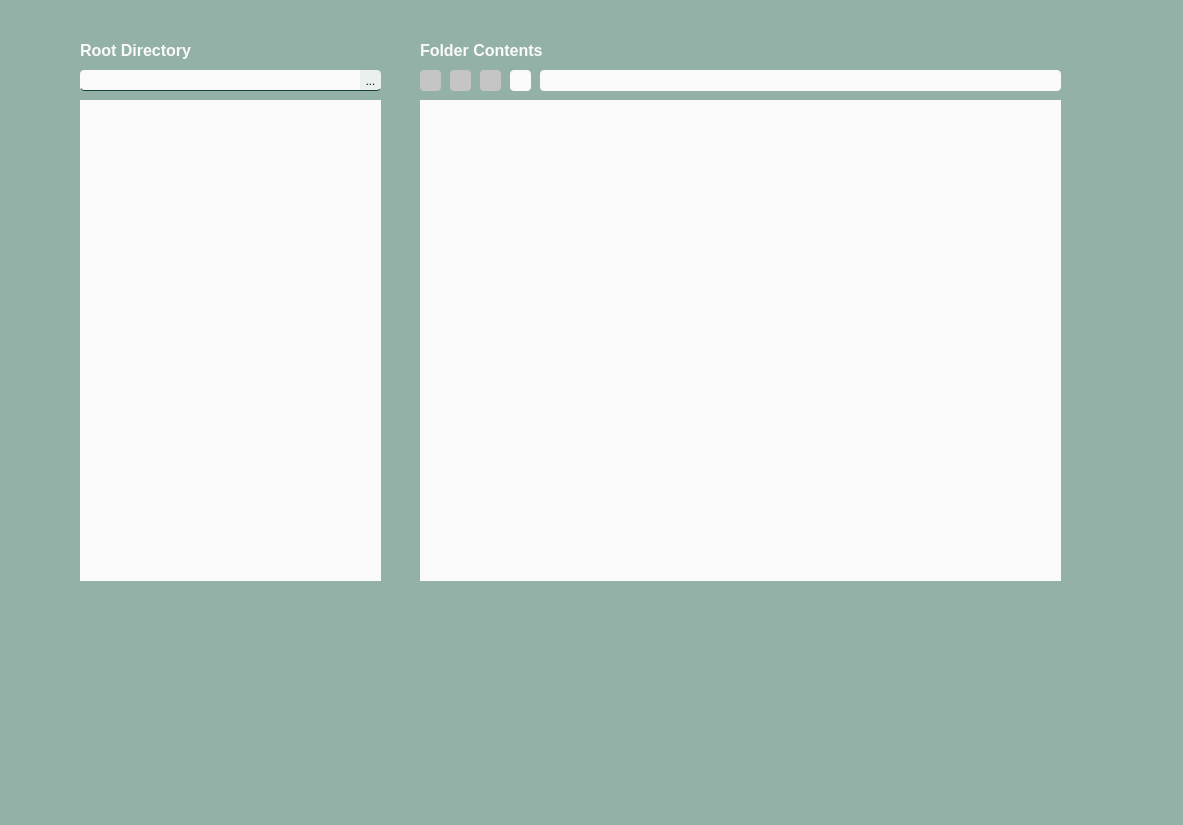
Old version of the form ui/main.ui in the repository cheukman196/FileManager.
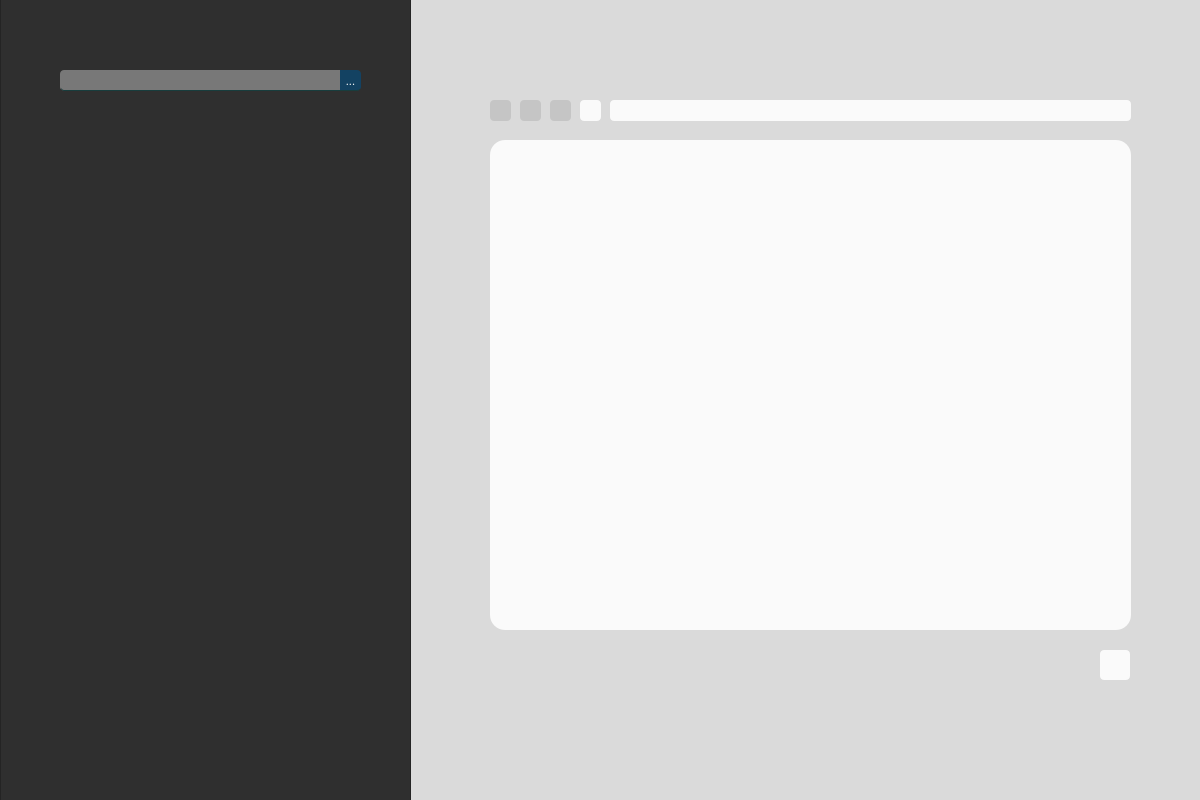
New version of the form.

What changed in the file:
```diff
--- a/ui/main.ui
+++ b/ui/main.ui
@@ -9,10 +9,16 @@
    <rect>
     <x>0</x>
     <y>0</y>
-    <width>1183</width>
-    <height>825</height>
+    <width>1200</width>
+    <height>800</height>
    </rect>
   </property>
+  <property name="maximumSize">
+   <size>
+    <width>1200</width>
+    <height>800</height>
+   </size>
+  </property>
   <property name="palette">
    <palette>
     <active>
@@ -28,9 +34,9 @@
      <colorrole role="Button">
       <brush brushstyle="SolidPattern">
        <color alpha="255">
-        <red>250</red>
-        <green>250</green>
-        <blue>250</blue>
+        <red>180</red>
+        <green>180</green>
+        <blue>180</blue>
        </color>
       </brush>
      </colorrole>
@@ -55,18 +61,18 @@
      <colorrole role="Base">
       <brush brushstyle="SolidPattern">
        <color alpha="255">
-        <red>250</red>
-        <green>250</green>
-        <blue>250</blue>
+        <red>180</red>
+        <green>180</green>
+        <blue>180</blue>
        </color>
       </brush>
      </colorrole>
      <colorrole role="Window">
       <brush brushstyle="SolidPattern">
        <color alpha="255">
-        <red>250</red>
-        <green>250</green>
-        <blue>250</blue>
+        <red>180</red>
+        <green>180</green>
+        <blue>180</blue>
        </color>
       </brush>
      </colorrole>
@@ -84,9 +90,9 @@
      <colorrole role="Button">
       <brush brushstyle="SolidPattern">
        <color alpha="255">
-        <red>250</red>
-        <green>250</green>
-        <blue>250</blue>
+        <red>180</red>
+        <green>180</green>
+        <blue>180</blue>
        </color>
       </brush>
      </colorrole>
@@ -111,18 +117,18 @@
      <colorrole role="Base">
       <brush brushstyle="SolidPattern">
        <color alpha="255">
-        <red>250</red>
-        <green>250</green>
-        <blue>250</blue>
+        <red>180</red>
+        <green>180</green>
+        <blue>180</blue>
        </color>
       </brush>
      </colorrole>
      <colorrole role="Window">
       <brush brushstyle="SolidPattern">
        <color alpha="255">
-        <red>250</red>
-        <green>250</green>
-        <blue>250</blue>
+        <red>180</red>
+        <green>180</green>
+        <blue>180</blue>
        </color>
       </brush>
      </colorrole>
@@ -140,9 +146,9 @@
      <colorrole role="Button">
       <brush brushstyle="SolidPattern">
        <color alpha="255">
-        <red>250</red>
-        <green>250</green>
-        <blue>250</blue>
+        <red>180</red>
+        <green>180</green>
+        <blue>180</blue>
        </color>
       </brush>
      </colorrole>
@@ -167,18 +173,18 @@
      <colorrole role="Base">
       <brush brushstyle="SolidPattern">
        <color alpha="255">
-        <red>250</red>
-        <green>250</green>
-        <blue>250</blue>
+        <red>180</red>
+        <green>180</green>
+        <blue>180</blue>
        </color>
       </brush>
      </colorrole>
      <colorrole role="Window">
       <brush brushstyle="SolidPattern">
        <color alpha="255">
-        <red>250</red>
-        <green>250</green>
-        <blue>250</blue>
+        <red>180</red>
+        <green>180</green>
+        <blue>180</blue>
        </color>
       </brush>
      </colorrole>
@@ -192,22 +198,288 @@
    <string>MainWindow</string>
   </property>
   <property name="styleSheet">
-   <string notr="true">background-color: rgb(147, 177, 166);</string>
+   <string notr="true">QMainWindow{
+background-color: rgb(180, 180, 180);
+}
+
+QHeaderView {
+background-color: rgb(47, 47, 47);
+color: rgb(255, 255, 255);
+}</string>
   </property>
   <property name="documentMode">
    <bool>false</bool>
   </property>
   <widget class="QWidget" name="centralwidget">
+   <property name="palette">
+    <palette>
+     <active/>
+     <inactive/>
+     <disabled/>
+    </palette>
+   </property>
    <property name="styleSheet">
-    <string notr="true">background-color: rgb(147, 177, 166);</string>
+    <string notr="true">
+</string>
+   </property>
+   <widget class="QFrame" name="frame">
+    <property name="geometry">
+     <rect>
+      <x>0</x>
+      <y>-10</y>
+      <width>411</width>
+      <height>841</height>
+     </rect>
+    </property>
+    <property name="styleSheet">
+     <string notr="true">background-color: rgb(47, 47, 47);</string>
+    </property>
+    <property name="frameShape">
+     <enum>QFrame::StyledPanel</enum>
+    </property>
+    <property name="frameShadow">
+     <enum>QFrame::Raised</enum>
+    </property>
+    <widget class="QTreeView" name="search_tree">
+     <property name="enabled">
+      <bool>true</bool>
+     </property>
+     <property name="geometry">
+      <rect>
+       <x>60</x>
+       <y>130</y>
+       <width>301</width>
+       <height>641</height>
+      </rect>
+     </property>
+     <property name="sizePolicy">
+      <sizepolicy hsizetype="Maximum" vsizetype="Expanding">
+       <horstretch>0</horstretch>
+       <verstretch>0</verstretch>
+      </sizepolicy>
+     </property>
+     <property name="mouseTracking">
+      <bool>false</bool>
+     </property>
+     <property name="focusPolicy">
+      <enum>Qt::StrongFocus</enum>
+     </property>
+     <property name="styleSheet">
+      <string notr="true">QTreeView {
+background-color: rgb(47, 47, 47);
+color: rgb(255, 255, 255);
+}
+
+QHeaderView:section{
+background-color: rgb(52, 52, 52);
+color: rgb(255, 255, 255);
+border-radius: 5px;
+border: 0;
+}
+
+QHeaderView:section:hover{
+background-color: rgb(62, 62, 62);
+}
+
+QScrollBar:vertical {
+	border: none;
+	background-color: #fafafa;
+    width: 8px;
+    margin: 10px 0 5px 0;
+	border-radius: 10px;
+ }
+
+/*  HANDLE BAR VERTICAL */
+QScrollBar::handle:vertical {	
+	background-color: rgb(206, 223, 218);
+	min-height: 5px;
+	border-radius: 1rem;
+}
+
+
+/* BTN TOP - SCROLLBAR */
+QScrollBar::sub-line:vertical {
+	display: none;
+	border: none;
+	background-color: #fafafa;
+	height: 10px;
+	border-top-left-radius: 7px;
+	border-top-right-radius: 7px;
+	subcontrol-position: top;
+	subcontrol-origin: margin;
+}
+
+
+/* BTN BOTTOM - SCROLLBAR */
+QScrollBar::add-line:vertical {
+	display: none;
+	border: none;
+	background-color: #fafafa;
+	height: 10px;
+	border-bottom-left-radius: 7px;
+	border-bottom-right-radius: 7px;
+	subcontrol-position: bottom;
+	subcontrol-origin: margin;
+}
+
+
+/* RESET ARROW */
+QScrollBar::up-arrow:vertical, QScrollBar::down-arrow:vertical {
+	background: none;
+}
+QScrollBar::add-page:vertical, QScrollBar::sub-page:vertical {
+	background: none;
+}
+
+</string>
+     </property>
+     <property name="locale">
+      <locale language="English" country="Canada"/>
+     </property>
+     <property name="frameShape">
+      <enum>QFrame::NoFrame</enum>
+     </property>
+     <property name="verticalScrollBarPolicy">
+      <enum>Qt::ScrollBarAlwaysOff</enum>
+     </property>
+     <property name="horizontalScrollBarPolicy">
+      <enum>Qt::ScrollBarAlwaysOff</enum>
+     </property>
+     <property name="sizeAdjustPolicy">
+      <enum>QAbstractScrollArea::AdjustToContents</enum>
+     </property>
+     <property name="autoScroll">
+      <bool>true</bool>
+     </property>
+     <property name="autoScrollMargin">
+      <number>5</number>
+     </property>
+     <property name="sortingEnabled">
+      <bool>true</bool>
+     </property>
+     <property name="animated">
+      <bool>false</bool>
+     </property>
+    </widget>
+    <widget class="QLineEdit" name="search_box">
+     <property name="geometry">
+      <rect>
+       <x>60</x>
+       <y>80</y>
+       <width>281</width>
+       <height>21</height>
+      </rect>
+     </property>
+     <property name="font">
+      <font>
+       <pointsize>10</pointsize>
+      </font>
+     </property>
+     <property name="styleSheet">
+      <string notr="true">background-color: rgb(120, 120, 120);
+color: #fafafa;
+border-top-left-radius: 4px;
+border-bottom-left-radius: 4px;
+border: 0;
+border-bottom: 1px solid rgb(24, 61, 61);
+</string>
+     </property>
+     <property name="frame">
+      <bool>true</bool>
+     </property>
+     <property name="readOnly">
+      <bool>true</bool>
+     </property>
+     <property name="clearButtonEnabled">
+      <bool>false</bool>
+     </property>
+    </widget>
+    <widget class="QPushButton" name="browse_file_button">
+     <property name="geometry">
+      <rect>
+       <x>340</x>
+       <y>80</y>
+       <width>21</width>
+       <height>21</height>
+      </rect>
+     </property>
+     <property name="font">
+      <font>
+       <family>Roboto</family>
+       <weight>50</weight>
+       <italic>false</italic>
+       <bold>false</bold>
+      </font>
+     </property>
+     <property name="toolTip">
+      <string>Change your root folder</string>
+     </property>
+     <property name="autoFillBackground">
+      <bool>false</bool>
+     </property>
+     <property name="styleSheet">
+      <string notr="true">
+QPushButton{
+	background-color: rgb(147, 177, 166);
+	background-color: rgb(19, 66, 98);
+	border-top-right-radius: 4px;
+	border-bottom-right-radius: 4px;
+	color: rgb(255, 255, 255);
+	border-bottom: 1px solid rgb(24, 61, 61);
+}
+
+QPushButton:hover{
+	
+	background-color: rgb(31, 112, 165);
+	transition: all 1s easeout;
+}
+
+
+</string>
+     </property>
+     <property name="text">
+      <string>...</string>
+     </property>
+     <property name="checkable">
+      <bool>false</bool>
+     </property>
+     <property name="autoDefault">
+      <bool>false</bool>
+     </property>
+     <property name="default">
+      <bool>false</bool>
+     </property>
+     <property name="flat">
+      <bool>false</bool>
+     </property>
+    </widget>
+   </widget>
+   <widget class="QFrame" name="frame_2">
+    <property name="geometry">
+     <rect>
+      <x>410</x>
+      <y>-10</y>
+      <width>821</width>
+      <height>841</height>
+     </rect>
+    </property>
+    <property name="styleSheet">
+     <string notr="true">background-color: rgb(28, 103, 149);
+background-color: rgb(218, 218, 218);</string>
+    </property>
+    <property name="frameShape">
+     <enum>QFrame::NoFrame</enum>
+    </property>
+    <property name="frameShadow">
+     <enum>QFrame::Raised</enum>
    </property>
    <widget class="QTableView" name="search_result">
     <property name="geometry">
      <rect>
-      <x>420</x>
-      <y>100</y>
+       <x>80</x>
+       <y>150</y>
       <width>641</width>
-      <height>481</height>
+       <height>490</height>
      </rect>
     </property>
     <property name="sizePolicy">
@@ -316,9 +588,25 @@
     <property name="styleSheet">
      <string notr="true">QWidget {
 	background-color: rgb(250, 250, 250);
+}
 
+QTableView {
+	padding: 8px;
+	border-radius: 15px
 }
 
+QHeaderView:section{
+background-color: rgb(44, 85, 109);
+color: rgb(250, 250, 250);
+border: 0;
+border-radius: 5px;
+text-align: center;
+margin: 2px;
+}
+
+QHeaderView:section:hover{
+background-color: rgb(24, 65, 89);
+}
 
 QScrollBar:vertical {
 	border: none;
@@ -387,12 +675,21 @@
     <property name="lineWidth">
      <number>1</number>
     </property>
+     <property name="verticalScrollBarPolicy">
+      <enum>Qt::ScrollBarAlwaysOff</enum>
+     </property>
+     <property name="horizontalScrollBarPolicy">
+      <enum>Qt::ScrollBarAlwaysOff</enum>
+     </property>
     <property name="sizeAdjustPolicy">
      <enum>QAbstractScrollArea::AdjustToContents</enum>
     </property>
     <property name="editTriggers">
      <set>QAbstractItemView::NoEditTriggers</set>
     </property>
+     <property name="alternatingRowColors">
+      <bool>true</bool>
+     </property>
     <property name="selectionBehavior">
      <enum>QAbstractItemView::SelectRows</enum>
     </property>
@@ -400,7 +697,7 @@
      <enum>QAbstractItemView::ScrollPerPixel</enum>
     </property>
     <property name="showGrid">
-     <bool>true</bool>
+      <bool>false</bool>
     </property>
     <property name="gridStyle">
      <enum>Qt::NoPen</enum>
@@ -414,256 +711,21 @@
     <attribute name="horizontalHeaderStretchLastSection">
      <bool>false</bool>
     </attribute>
-   </widget>
-   <widget class="QPushButton" name="browse_file_button">
-    <property name="geometry">
-     <rect>
-      <x>360</x>
-      <y>70</y>
-      <width>21</width>
-      <height>21</height>
-     </rect>
-    </property>
-    <property name="font">
-     <font>
-      <family>Roboto</family>
-      <weight>50</weight>
-      <italic>false</italic>
-      <bold>false</bold>
-     </font>
-    </property>
-    <property name="autoFillBackground">
+     <attribute name="verticalHeaderVisible">
      <bool>false</bool>
-    </property>
-    <property name="styleSheet">
-     <string notr="true">
-QPushButton{
-	background-color: rgb(233, 240, 237);
-	border-top-right-radius: 4px;
-	border-bottom-right-radius: 4px;
-	color: rgb(#fafafa);
-	border-bottom: 1px solid rgb(24, 61, 61);
-}
-
-QPushButton:hover{
-	background-color: rgb(223, 230, 227);
-	transition: all 1s easeout;
-}
-
-
-</string>
-    </property>
-    <property name="text">
-     <string>...</string>
-    </property>
-    <property name="checkable">
+     </attribute>
+     <attribute name="verticalHeaderHighlightSections">
      <bool>false</bool>
-    </property>
-    <property name="autoDefault">
-     <bool>false</bool>
-    </property>
-    <property name="default">
-     <bool>false</bool>
-    </property>
-    <property name="flat">
-     <bool>false</bool>
-    </property>
-   </widget>
-   <widget class="QTreeView" name="search_tree">
+     </attribute>
+    </widget>
+    <widget class="QPushButton" name="refresh_button">
     <property name="enabled">
      <bool>true</bool>
     </property>
     <property name="geometry">
      <rect>
-      <x>80</x>
-      <y>100</y>
-      <width>301</width>
-      <height>481</height>
-     </rect>
-    </property>
-    <property name="sizePolicy">
-     <sizepolicy hsizetype="Maximum" vsizetype="Expanding">
-      <horstretch>0</horstretch>
-      <verstretch>0</verstretch>
-     </sizepolicy>
-    </property>
-    <property name="mouseTracking">
-     <bool>false</bool>
-    </property>
-    <property name="focusPolicy">
-     <enum>Qt::StrongFocus</enum>
-    </property>
-    <property name="styleSheet">
-     <string notr="true">QTreeView {
-background-color: rgb(250, 250, 250);
-}
-
-
-QScrollBar:vertical {
-	border: none;
-	background-color: #fafafa;
-    width: 8px;
-    margin: 10px 0 5px 0;
-	border-radius: 10px;
- }
-
-/*  HANDLE BAR VERTICAL */
-QScrollBar::handle:vertical {	
-	background-color: rgb(206, 223, 218);
-	min-height: 5px;
-	border-radius: 1rem;
-}
-
-
-/* BTN TOP - SCROLLBAR */
-QScrollBar::sub-line:vertical {
-	display: none;
-	border: none;
-	background-color: #fafafa;
-	height: 10px;
-	border-top-left-radius: 7px;
-	border-top-right-radius: 7px;
-	subcontrol-position: top;
-	subcontrol-origin: margin;
-}
-
-
-/* BTN BOTTOM - SCROLLBAR */
-QScrollBar::add-line:vertical {
-	display: none;
-	border: none;
-	background-color: #fafafa;
-	height: 10px;
-	border-bottom-left-radius: 7px;
-	border-bottom-right-radius: 7px;
-	subcontrol-position: bottom;
-	subcontrol-origin: margin;
-}
-
-
-/* RESET ARROW */
-QScrollBar::up-arrow:vertical, QScrollBar::down-arrow:vertical {
-	background: none;
-}
-QScrollBar::add-page:vertical, QScrollBar::sub-page:vertical {
-	background: none;
-}
-
-</string>
-    </property>
-    <property name="locale">
-     <locale language="English" country="Canada"/>
-    </property>
-    <property name="frameShape">
-     <enum>QFrame::NoFrame</enum>
-    </property>
-    <property name="autoScroll">
-     <bool>true</bool>
-    </property>
-    <property name="autoScrollMargin">
-     <number>5</number>
-    </property>
-    <property name="sortingEnabled">
-     <bool>true</bool>
-    </property>
-    <property name="animated">
-     <bool>false</bool>
-    </property>
-   </widget>
-   <widget class="QLabel" name="label_2">
-    <property name="geometry">
-     <rect>
-      <x>420</x>
-      <y>40</y>
-      <width>160</width>
-      <height>21</height>
-     </rect>
-    </property>
-    <property name="font">
-     <font>
-      <pointsize>12</pointsize>
-      <weight>75</weight>
-      <bold>true</bold>
-     </font>
-    </property>
-    <property name="styleSheet">
-     <string notr="true">color: #fafafa;
-font-weight: bold;</string>
-    </property>
-    <property name="frameShape">
-     <enum>QFrame::NoFrame</enum>
-    </property>
-    <property name="text">
-     <string>Folder Contents</string>
-    </property>
-   </widget>
-   <widget class="QLabel" name="label_3">
-    <property name="geometry">
-     <rect>
-      <x>80</x>
-      <y>40</y>
-      <width>151</width>
-      <height>21</height>
-     </rect>
-    </property>
-    <property name="font">
-     <font>
-      <pointsize>12</pointsize>
-      <weight>75</weight>
-      <bold>true</bold>
-     </font>
-    </property>
-    <property name="styleSheet">
-     <string notr="true">color: #fafafa;
-font-weight: bold;</string>
-    </property>
-    <property name="frameShape">
-     <enum>QFrame::NoFrame</enum>
-    </property>
-    <property name="text">
-     <string>Root Directory</string>
-    </property>
-   </widget>
-   <widget class="QLineEdit" name="search_box">
-    <property name="geometry">
-     <rect>
-      <x>80</x>
-      <y>70</y>
-      <width>281</width>
-      <height>21</height>
-     </rect>
-    </property>
-    <property name="font">
-     <font>
-      <pointsize>9</pointsize>
-     </font>
-    </property>
-    <property name="styleSheet">
-     <string notr="true">background-color: rgb(250, 250, 250);
-border-top-left-radius: 4px;
-border-bottom-left-radius: 4px;
-border: 0;
-border-bottom: 1px solid rgb(24, 61, 61);
-</string>
-    </property>
-    <property name="frame">
-     <bool>true</bool>
-    </property>
-    <property name="readOnly">
-     <bool>true</bool>
-    </property>
-    <property name="clearButtonEnabled">
-     <bool>false</bool>
-    </property>
-   </widget>
-   <widget class="QPushButton" name="back_button">
-    <property name="enabled">
-     <bool>false</bool>
-    </property>
-    <property name="geometry">
-     <rect>
-      <x>420</x>
-      <y>70</y>
+       <x>170</x>
+       <y>110</y>
       <width>21</width>
       <height>21</height>
      </rect>
@@ -675,41 +737,7 @@
 }
 
 QPushButton:hover{
-background-color: rgb(205, 245, 231);
-transition: all 1s easeout;
-}
-
-QPushButton:disabled {
-background-color: rgb(197, 197, 197);
-}
-
-
-</string>
-    </property>
-    <property name="text">
-     <string/>
-    </property>
-   </widget>
-   <widget class="QPushButton" name="up_button">
-    <property name="enabled">
-     <bool>false</bool>
-    </property>
-    <property name="geometry">
-     <rect>
-      <x>450</x>
-      <y>70</y>
-      <width>21</width>
-      <height>21</height>
-     </rect>
-    </property>
-    <property name="styleSheet">
-     <string notr="true">QPushButton{
-background-color: rgb(250, 250, 250);
-border-radius: 4px;
-}
-
-QPushButton:hover{
-background-color: rgb(205, 245, 231);
+background-color: rgb(49, 173, 255);
 transition: all 1s easeout;
 }
 
@@ -730,8 +758,8 @@
     </property>
     <property name="geometry">
      <rect>
-      <x>480</x>
-      <y>70</y>
+       <x>110</x>
+       <y>110</y>
       <width>21</width>
       <height>21</height>
      </rect>
@@ -743,7 +771,41 @@
 }
 
 QPushButton:hover{
-background-color: rgb(205, 245, 231);
+background-color: rgb(49, 173, 255);
+transition: all 1s easeout;
+}
+
+QPushButton:disabled {
+background-color: rgb(197, 197, 197);
+}
+
+
+</string>
+     </property>
+     <property name="text">
+      <string/>
+     </property>
+    </widget>
+    <widget class="QPushButton" name="back_button">
+     <property name="enabled">
+      <bool>false</bool>
+     </property>
+     <property name="geometry">
+      <rect>
+       <x>80</x>
+       <y>110</y>
+       <width>21</width>
+       <height>21</height>
+      </rect>
+     </property>
+     <property name="styleSheet">
+      <string notr="true">QPushButton{
+background-color: rgb(250, 250, 250);
+border-radius: 4px;
+}
+
+QPushButton:hover{
+background-color: rgb(49, 173, 255);
 transition: all 1s easeout;
 }
 
@@ -761,15 +823,15 @@
    <widget class="QLineEdit" name="address_bar">
     <property name="geometry">
      <rect>
-      <x>540</x>
-      <y>70</y>
+       <x>200</x>
+       <y>110</y>
       <width>521</width>
       <height>21</height>
      </rect>
     </property>
     <property name="font">
      <font>
-      <pointsize>9</pointsize>
+       <pointsize>10</pointsize>
      </font>
     </property>
     <property name="layoutDirection">
@@ -791,14 +853,14 @@
      <bool>false</bool>
     </property>
    </widget>
-   <widget class="QPushButton" name="refresh_button">
+    <widget class="QPushButton" name="up_button">
     <property name="enabled">
-     <bool>true</bool>
+      <bool>false</bool>
     </property>
     <property name="geometry">
      <rect>
-      <x>510</x>
-      <y>70</y>
+       <x>140</x>
+       <y>110</y>
       <width>21</width>
       <height>21</height>
      </rect>
@@ -825,29 +887,44 @@
      <string/>
     </property>
    </widget>
-   <zorder>search_box</zorder>
-   <zorder>search_result</zorder>
-   <zorder>browse_file_button</zorder>
-   <zorder>search_tree</zorder>
-   <zorder>label_2</zorder>
-   <zorder>label_3</zorder>
-   <zorder>back_button</zorder>
-   <zorder>up_button</zorder>
-   <zorder>next_button</zorder>
-   <zorder>address_bar</zorder>
-   <zorder>refresh_button</zorder>
-  </widget>
-  <widget class="QMenuBar" name="menubar">
+    <widget class="QPushButton" name="create_folder_button">
+     <property name="enabled">
+      <bool>true</bool>
+     </property>
    <property name="geometry">
     <rect>
-     <x>0</x>
-     <y>0</y>
-     <width>1183</width>
-     <height>21</height>
-    </rect>
-   </property>
-  </widget>
-  <widget class="QStatusBar" name="statusbar"/>
+       <x>690</x>
+       <y>660</y>
+       <width>30</width>
+       <height>30</height>
+      </rect>
+     </property>
+     <property name="styleSheet">
+      <string notr="true">QPushButton{
+background-color: rgb(250, 250, 250);
+border-radius: 4px;
+}
+
+QPushButton:hover{
+background-color: rgb(49, 173, 255);
+transition: all 1s easeout;
+}
+
+QPushButton:disabled {
+background-color: rgb(197, 197, 197);
+}
+
+
+</string>
+     </property>
+     <property name="text">
+      <string/>
+     </property>
+    </widget>
+   </widget>
+   <zorder>frame_2</zorder>
+   <zorder>frame</zorder>
+  </widget>
  </widget>
  <resources/>
  <connections/>
```
Left out of the diff: 7 changed lines with no effect on the pictures. Lines whose indentation alone changed are shown as unchanged.
